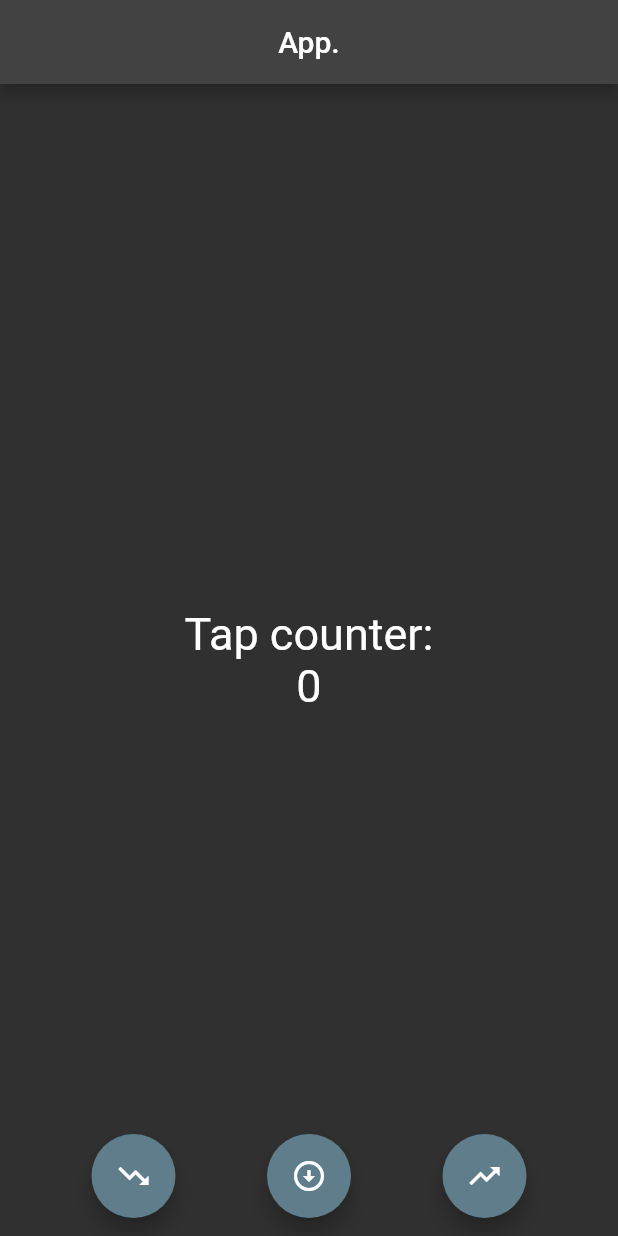
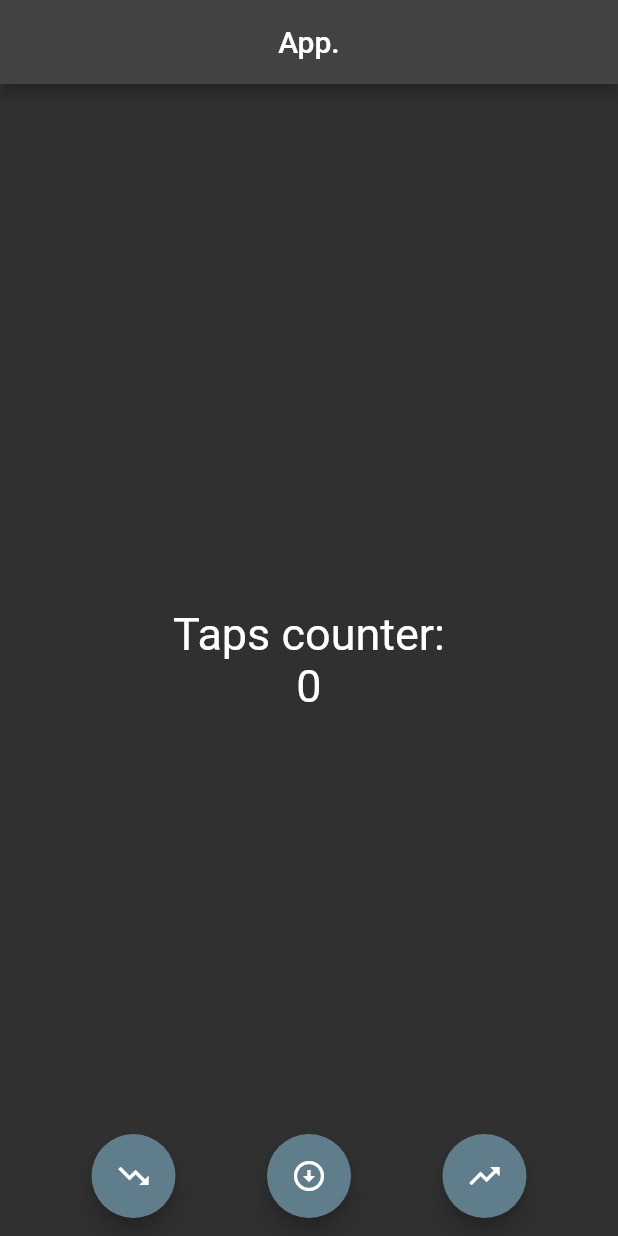
Before and after one commit to Cesar98/Prep-Flutter, a Flutter app: the screen it shows after launch, on a phone screen of 412 x 824 dp. Run offline on Flutter 3.47's test engine with Material 2 defaults, Android fonts, the phone set to English and light mode, and no system bars.

Commit message:
Checking both cps

```diff
--- a/project1/lib/screens/counter_screen.dart
+++ b/project1/lib/screens/counter_screen.dart
@@ -27,7 +27,7 @@ class _CounterScreenState extends State<CounterScreen> {
         child: Column(
           mainAxisAlignment: MainAxisAlignment.center,
           children: [
-            const Text('Tap counter:', style: styleMsg),
+            const Text('Taps counter:', style: styleMsg),
             Text(
               '$counter',
               style: styleMsg,
```
Also changed, not shown: project1/pubspec.lock, 1 other file.
